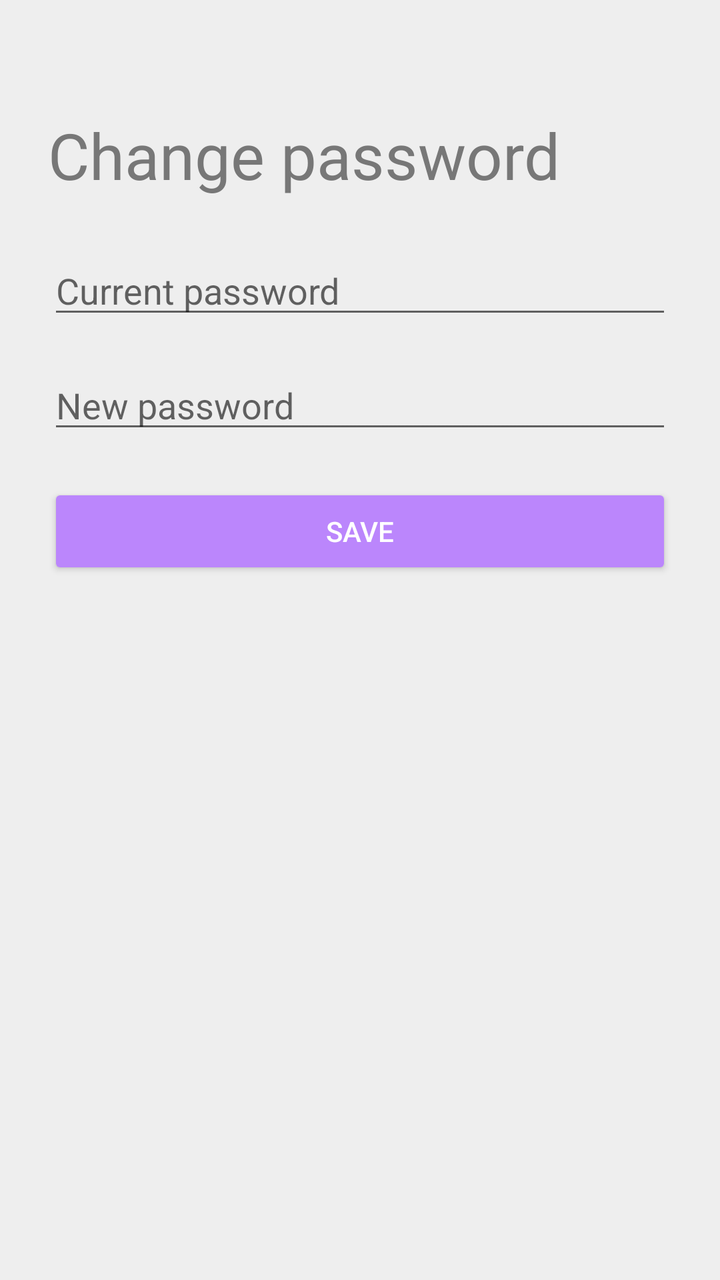
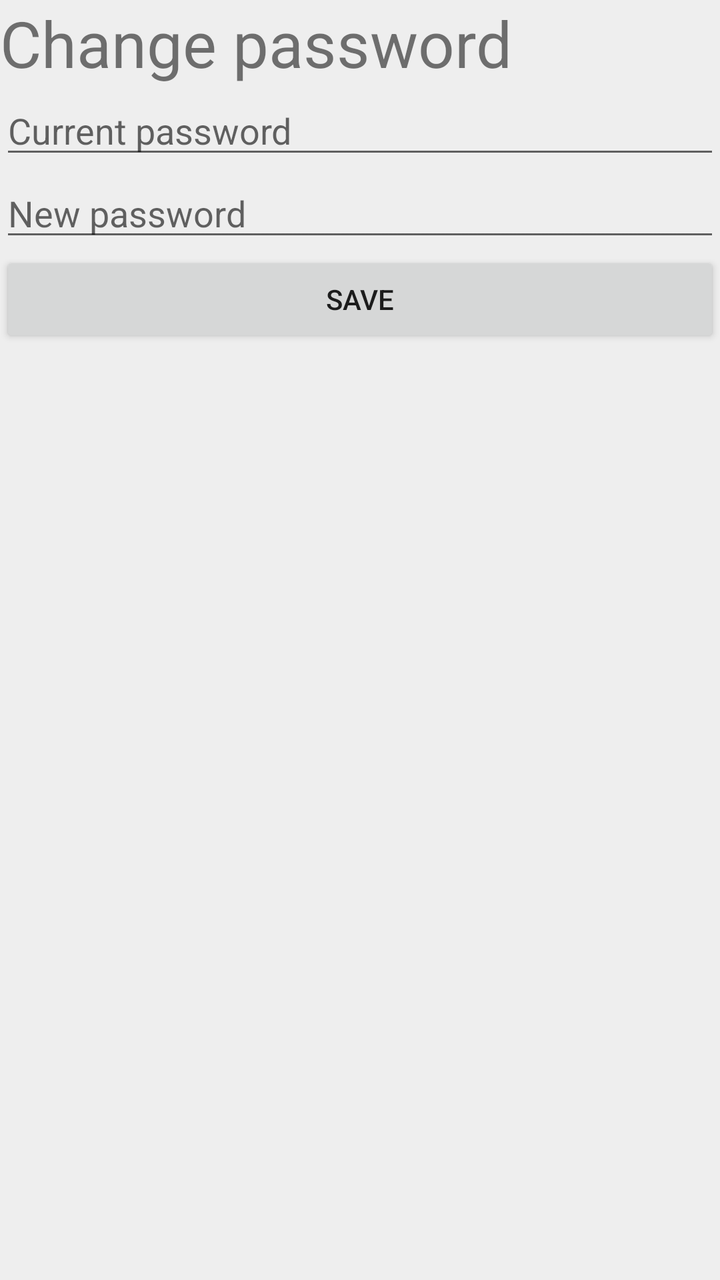

An Android layout rendered at two revisions. The XML below is the earlier revision; the diff shows what the commit changed to produce the second picture.
<!-- AndroidManifest.xml: application theme Theme.EventsApp -->
<!-- res/layout/activity_password.xml -->
<?xml version="1.0" encoding="utf-8"?>
<LinearLayout xmlns:android="http://schemas.android.com/apk/res/android"
    android:layout_width="match_parent"
    android:layout_height="match_parent"
    android:orientation="vertical"
    android:background="@color/light_gray"
    android:padding="24dp">

    <Space
        android:layout_width="match_parent"
        android:layout_height="32dp" />

    <TextView
        android:id="@+id/tvChangePassword"
        android:layout_width="match_parent"
        android:layout_height="wrap_content"
        android:text="@string/change_password"
        android:textColor="@color/gray_text"
        android:textSize="32sp" />

    <Space
        android:layout_width="match_parent"
        android:layout_height="24dp" />

    <EditText
        android:id="@+id/etCurrentPassword"
        android:layout_width="match_parent"
        android:layout_height="wrap_content"
        android:hint="@string/current_password"
        android:inputType="textPassword" />

    <Space
        android:layout_width="match_parent"
        android:layout_height="16dp" />

    <EditText
        android:id="@+id/etNewPassword"
        android:layout_width="match_parent"
        android:layout_height="wrap_content"
        android:hint="@string/new_password"
        android:inputType="textPassword" />

    <Space
        android:layout_width="match_parent"
        android:layout_height="20dp" />

    <Button
        android:id="@+id/btnSavePassword"
        android:layout_width="match_parent"
        android:layout_height="wrap_content"
        android:text="@string/save_upper"
        android:backgroundTint="@color/purple_200"
        android:textColor="@color/white" />

</LinearLayout>
<!-- resources referenced by this layout -->
<resources>
  <color name="gray_text">#777777</color>
  <color name="light_gray">#EEEEEE</color>
  <color name="purple_200">#FFBB86FC</color>
  <color name="white">#FFFFFF</color>
  <string name="change_password">Change password</string>
  <string name="current_password">Current password</string>
  <string name="new_password">New password</string>
  <string name="save_upper">SAVE</string>
  <style name="Theme.EventsApp" parent="Theme.AppCompat.Light.DarkActionBar">
          
          <item name="colorPrimary">@color/purple_500</item>
          <item name="colorPrimaryDark">@color/purple_700</item>
          <item name="colorAccent">@color/teal_200</item>
          
      </style>
  <color name="purple_500">#FF6200EE</color>
  <color name="purple_700">#FF3700B3</color>
  <color name="teal_200">#FF03DAC5</color>
</resources>

<!-- the commit's change to res/layout/activity_password.xml (unified diff, before → after) -->
@@ -3,24 +3,18 @@
     android:layout_width="match_parent"
     android:layout_height="match_parent"
     android:orientation="vertical"
-    android:background="@color/light_gray"
-    android:padding="24dp">
+    android:background="@color/light_gray">
 
-    <Space
-        android:layout_width="match_parent"
-        android:layout_height="32dp" />
+
 
     <TextView
         android:id="@+id/tvChangePassword"
         android:layout_width="match_parent"
         android:layout_height="wrap_content"
         android:text="@string/change_password"
-        android:textColor="@color/gray_text"
         android:textSize="32sp" />
 
-    <Space
-        android:layout_width="match_parent"
-        android:layout_height="24dp" />
+
 
     <EditText
         android:id="@+id/etCurrentPassword"
@@ -29,9 +23,6 @@
         android:hint="@string/current_password"
         android:inputType="textPassword" />
 
-    <Space
-        android:layout_width="match_parent"
-        android:layout_height="16dp" />
 
     <EditText
         android:id="@+id/etNewPassword"
@@ -40,16 +31,11 @@
         android:hint="@string/new_password"
         android:inputType="textPassword" />
 
-    <Space
-        android:layout_width="match_parent"
-        android:layout_height="20dp" />
 
     <Button
         android:id="@+id/btnSavePassword"
         android:layout_width="match_parent"
         android:layout_height="wrap_content"
-        android:text="@string/save_upper"
-        android:backgroundTint="@color/purple_200"
-        android:textColor="@color/white" />
+        android:text="@string/save_upper"/>
 
 </LinearLayout>
<!-- resource entries referenced after the edit -->
@@ -1,9 +1,6 @@
 <!-- resources referenced by this layout -->
 <resources>
-  <color name="gray_text">#777777</color>
   <color name="light_gray">#EEEEEE</color>
-  <color name="purple_200">#FFBB86FC</color>
-  <color name="white">#FFFFFF</color>
   <string name="change_password">Change password</string>
   <string name="current_password">Current password</string>
   <string name="new_password">New password</string>
